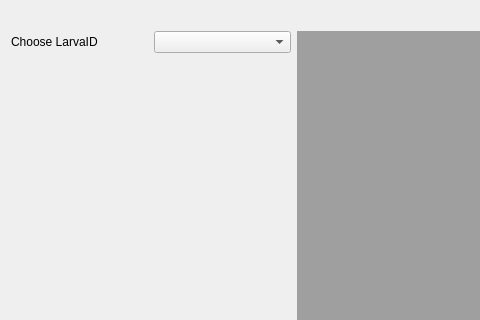
Above: GUI/PlottingTab.ui from wildner/FIMTrack_extension before the change; both pictures show x 0 to 480 and y 0 to 320 of the 1095 by 730 pixel window. Below: the same form after it.
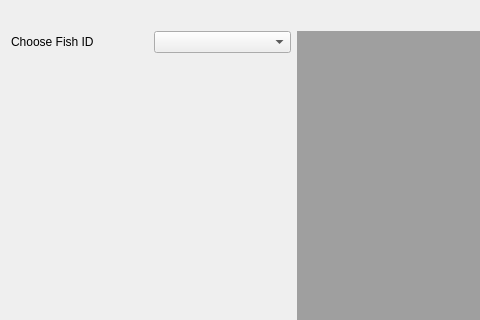
That is the form after the change.

```diff
--- a/GUI/PlottingTab.ui
+++ b/GUI/PlottingTab.ui
@@ -49,7 +49,7 @@
    <item row="1" column="0">
     <widget class="QLabel" name="label">
      <property name="text">
-      <string>Choose LarvaID</string>
+      <string>Choose Fish ID</string>
      </property>
     </widget>
    </item>
```
